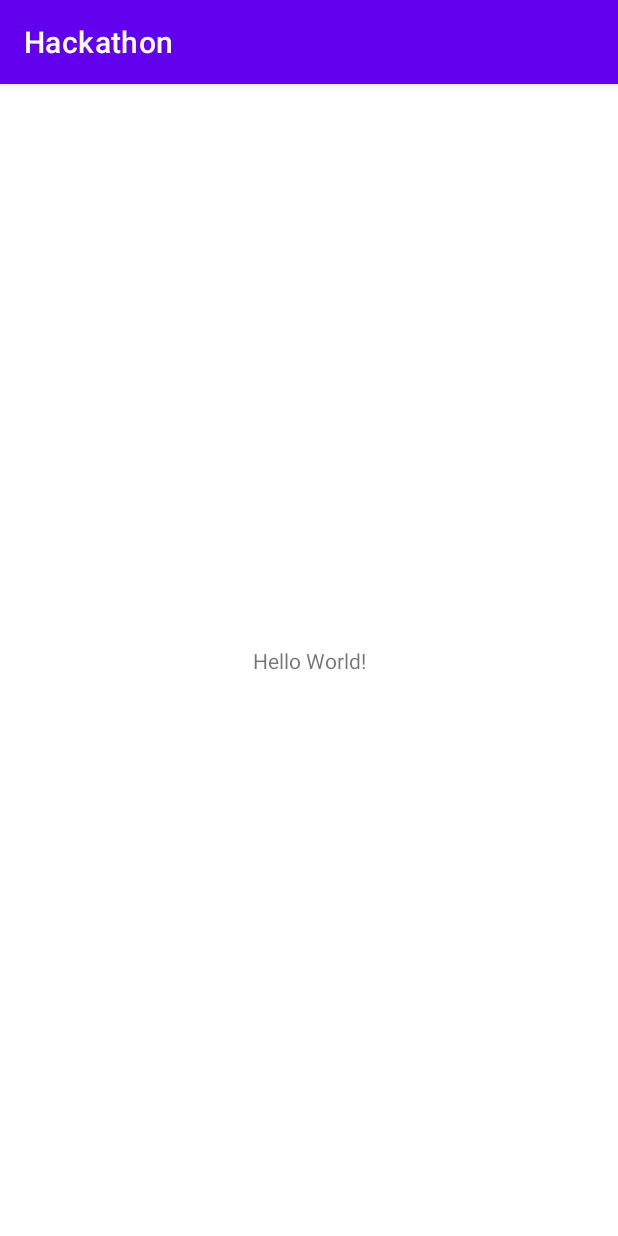
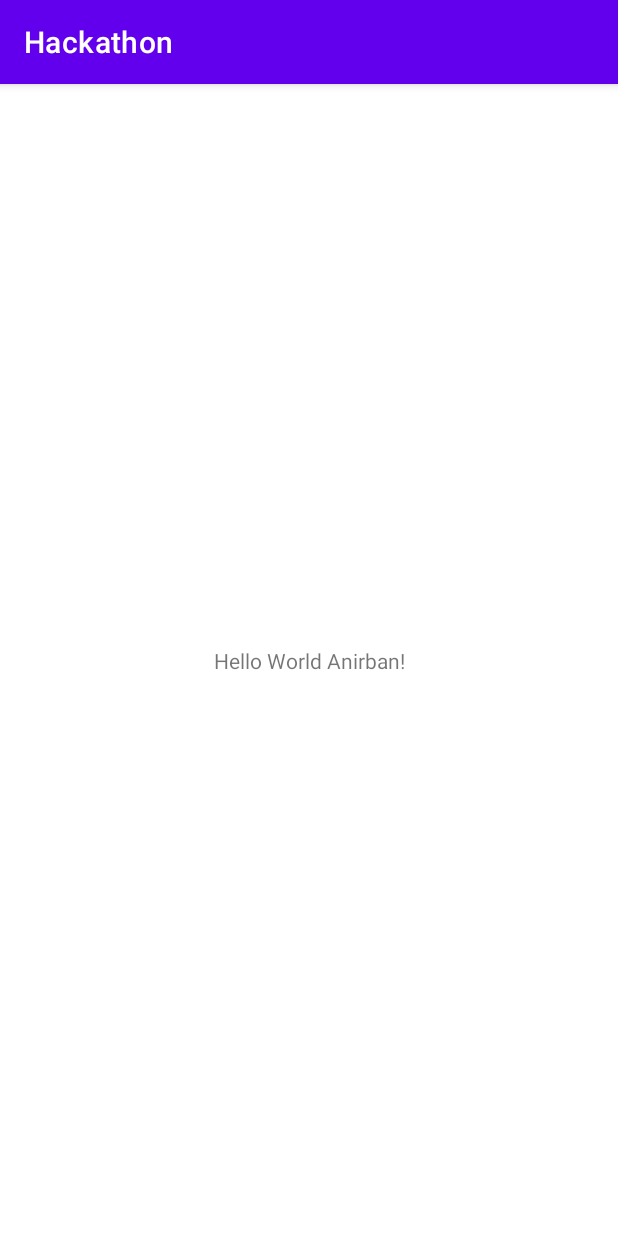
Before and after one commit to phantom-kudo/Hackathon, an Android app: the screen it shows after launch (MainActivity), on a phone screen of 412 x 824 dp. Run offline under Robolectric (Android 15) with nearby library versions, the phone set to English and light mode, and no system bars.

Commit message:
Test Commit 1

```diff
--- a/app/src/main/res/layout/activity_main.xml
+++ b/app/src/main/res/layout/activity_main.xml
@@ -9,7 +9,7 @@
     <TextView
         android:layout_width="wrap_content"
         android:layout_height="wrap_content"
-        android:text="Hello World!"
+        android:text="Hello World Anirban!"
         app:layout_constraintBottom_toBottomOf="parent"
         app:layout_constraintLeft_toLeftOf="parent"
         app:layout_constraintRight_toRightOf="parent"
```
